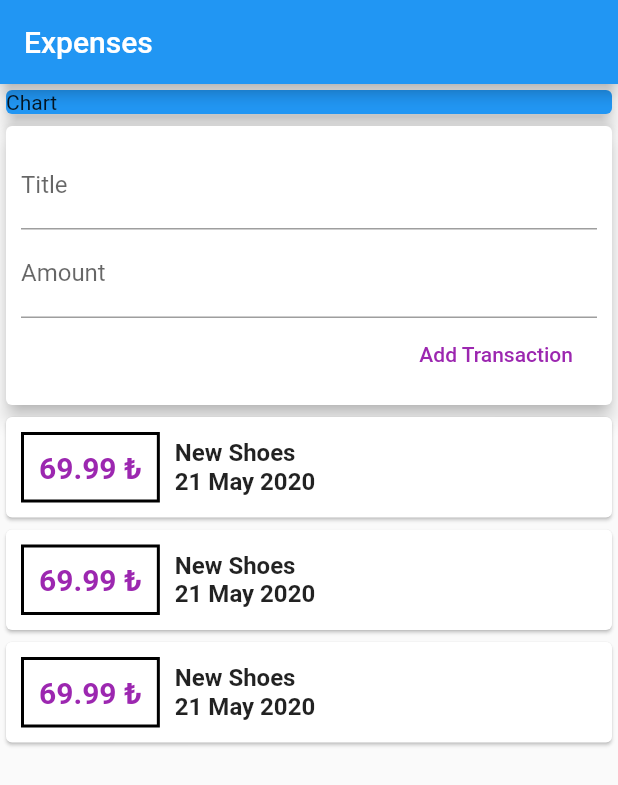
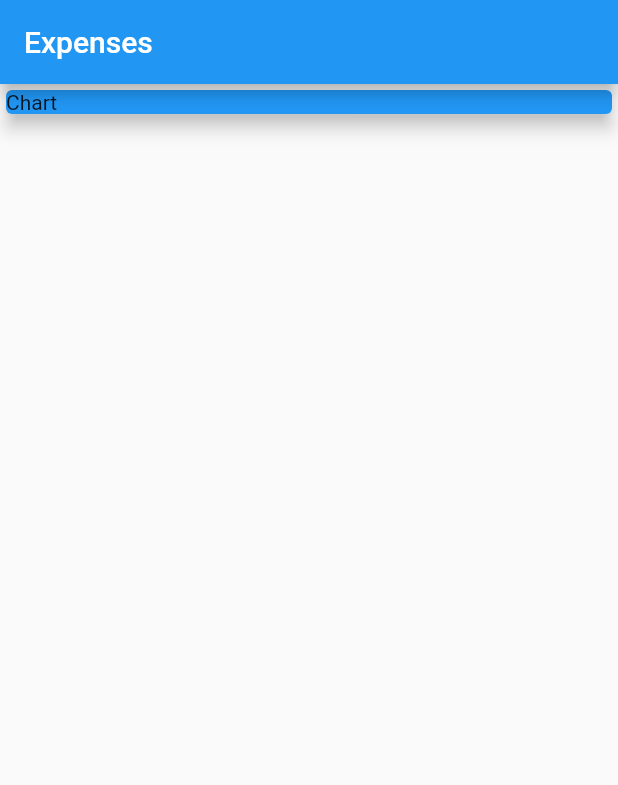
Before and after one commit to cafererensimsek/personal_expenses, a Flutter app: the screen it shows after launch, on a phone screen of 412 x 824 dp. Shown: the top 785 px of the screen. Run offline on Flutter 3.47's test engine with Material 2 defaults, Android fonts, the phone set to English and light mode, and no system bars.

Commit message:
22.05.2020

```diff
--- a/lib/main.dart
+++ b/lib/main.dart
@@ -1,22 +1,8 @@
 import 'package:flutter/material.dart';
-import './transaction.dart';
-import 'package:intl/intl.dart';
 
 void main() => runApp(MyApp());
 
 class MyApp extends StatelessWidget {
-  final List<Transaction> transactions = [
-    Transaction(
-        id: 't1', title: 'New Shoes', amount: 69.99, date: DateTime.now()),
-    Transaction(
-        id: 't1', title: 'New Shoes', amount: 69.99, date: DateTime.now()),
-    Transaction(
-        id: 't1', title: 'New Shoes', amount: 69.99, date: DateTime.now()),
-  ];
-  final titleController = TextEditingController();
-  final amountController = TextEditingController();
-
-
   @override
   Widget build(BuildContext context) {
     return MaterialApp(
@@ -35,70 +21,6 @@ class MyApp extends StatelessWidget {
                   child: Text('Chart'),
                   elevation: 5,
                 )),
-            Card(
-              elevation: 5,
-              child: Container(
-                padding: EdgeInsets.all(10),
-                child: Column(
-                  crossAxisAlignment: CrossAxisAlignment.end,
-                  children: [
-                    TextField(
-                      decoration: InputDecoration(labelText: 'Title'),
-                      controller: titleController,
-                    ),
-                    TextField(
-                      decoration: InputDecoration(labelText: 'Amount'),
-                      controller: amountController,
-                    ),
-                    FlatButton(
-                      child: Text('Add Transaction'),
-                      textColor: Colors.purple,
-                      onPressed: () {},
-                    )
-                  ],
-                ),
-              ),
-            ),
-            Column(
-              children: transactions.map((tx) {
-                return Card(
-                  child: Row(
-                    mainAxisAlignment: MainAxisAlignment.start,
-                    children: [
-                      Container(
-                        margin:
-                            EdgeInsets.symmetric(vertical: 10, horizontal: 10),
-                        decoration: BoxDecoration(
-                            border: Border.all(
-                          color: Colors.black,
-                          width: 2,
-                        )),
-                        padding: EdgeInsets.all(10),
-                        child: Text(
-                          '${tx.amount} ₺',
-                          style: TextStyle(
-                            fontWeight: FontWeight.bold,
-                            fontSize: 20,
-                            color: Colors.purple,
-                          ),
-                        ),
-                      ),
-                      Column(
-                        crossAxisAlignment: CrossAxisAlignment.start,
-                        children: [
-                          Text(tx.title,
-                              style: TextStyle(
-                                  fontSize: 16, fontWeight: FontWeight.bold)),
-                          Text(DateFormat('dd MMM yyyy').format(tx.date),
-                              style: TextStyle(
-                                  fontSize: 16, fontWeight: FontWeight.bold)),
-                        ],
-                      )
-                    ],
-                  ),
-                );
-              }).toList(),
-            ),
           ],
         ),
       ),
```
Also changed, not shown: lib/widgets/new_transactions.dart (added, +34 -0 lines), lib/widgets/transaction_list.dart (added, +49 -0 lines), lib/widgets/user_transactions.dart (added, +27 -0 lines), lib/models/transaction.dart (renamed from lib/transaction.dart).
